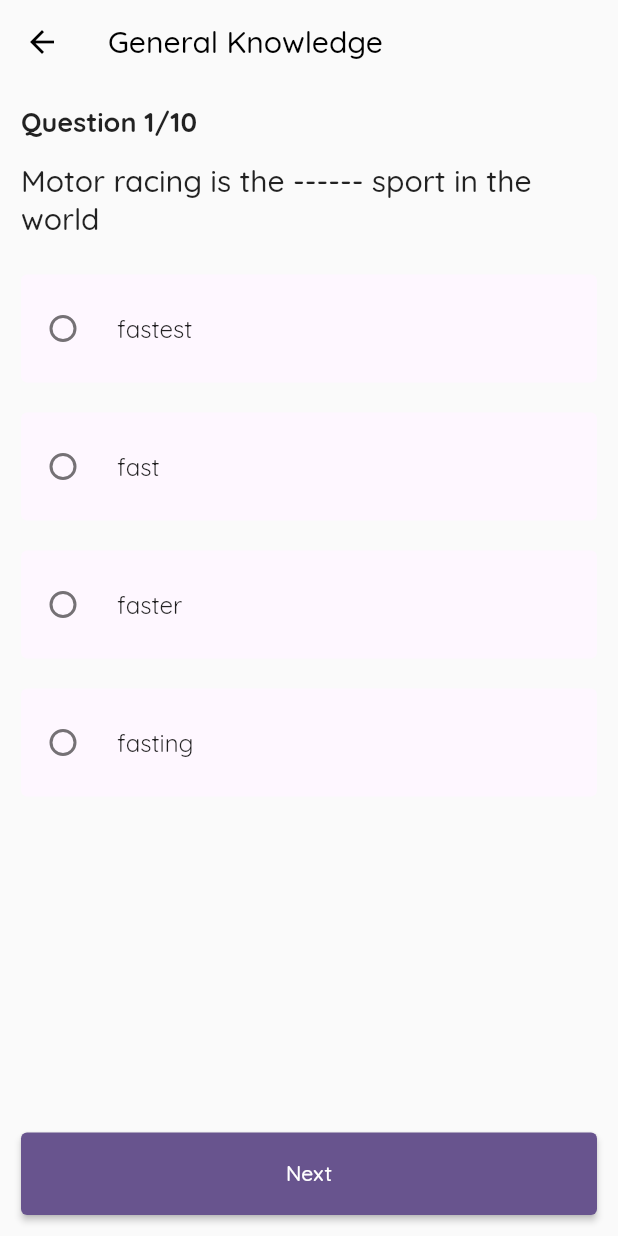
After one commit to jeronasiedu/quiz_app_ui, a Flutter app: the screen it shows after launch, after a tap on "General Knowledge", on a phone screen of 412 x 824 dp. The commit adds this screen. Run offline on Flutter 3.47's test engine with Material 2 defaults, Android fonts, the phone set to English and light mode, and no system bars; our stand-ins replace google_fonts, ionicons.

Commit message:
add questions page

```diff
--- /dev/null
+++ b/lib/models/question_model.dart
@@ -0,0 +1,121 @@
+// ignore_for_file: public_member_api_docs, sort_constructors_first
+class QuestionModel {
+  final String question;
+  final String answer;
+  final List<String> options;
+  final bool hasAnswered;
+  String userAnswer;
+  QuestionModel({
+    required this.question,
+    required this.answer,
+    required this.options,
+    this.hasAnswered = false,
+    this.userAnswer = "",
+  });
+
+  // check if the answer is correct
+  bool isCorrect(String answer) => this.answer == answer;
+}
+
+List<QuestionModel> sampleQuestions = [
+  QuestionModel(
+    question: "Motor racing is the ------ sport in the world",
+    answer: "fastest",
+    options: [
+      "fastest",
+      "fast",
+      "faster",
+      "fasting",
+    ],
+  ),
+  QuestionModel(
+    question: "The ------ is the largest planet in the solar system",
+    answer: "Jupiter",
+    options: [
+      "Jupiter",
+      "Saturn",
+      "Earth",
+      "Mars",
+    ],
+  ),
+  QuestionModel(
+    question: "The ------ is the largest country in the world",
+    answer: "Russia",
+    options: [
+      "Russia",
+      "China",
+      "USA",
+      "Canada",
+    ],
+  ),
+  QuestionModel(
+    question: "The ------ is the largest ocean in the world",
+    answer: "Pacific",
+    options: [
+      "Pacific",
+      "Atlantic",
+      "Indian",
+      "Arctic",
+    ],
+  ),
+  QuestionModel(
+    question: "The ------ is the largest continent in the world",
+    answer: "Asia",
+    options: [
+      "Asia",
+      "Africa",
+      "Europe",
+      "North America",
+    ],
+  ),
+  QuestionModel(
+    question: "The ------ is the largest river in the world",
+    answer: "Amazon",
+    options: [
+      "Amazon",
+      "Nile",
+      "Yangtze",
+      "Mississippi",
+    ],
+  ),
+  QuestionModel(
+    question: "The ------ is the largest lake in the world",
+    answer: "Caspian",
+    options: [
+      "Caspian",
+      "Superior",
+      "Victoria",
+      "Huron",
+    ],
+  ),
+  QuestionModel(
+    question: "The ------ is the largest mountain in the world",
+    answer: "Mount Everest",
+    options: [
+      "Mount Everest",
+      "K2",
+      "Kangchenjunga",
+      "Lhotse",
+    ],
+  ),
+  QuestionModel(
+    question: "The ------ is the largest desert in the world",
+    answer: "Sahara",
+    options: [
+      "Sahara",
+      "Gobi",
+      "Kalahari",
+      "Thar",
+    ],
+  ),
+  QuestionModel(
+    question: "The ------ is the largest island in the world",
+    answer: "Greenland",
+    options: [
+      "Greenland",
+      "New Guinea",
+      "Borneo",
+      "Madagascar",
+    ],
+  ),
+];
--- a/lib/models/recent_quiz_model.dart
+++ b/lib/models/recent_quiz_model.dart
@@ -1,17 +1,20 @@
 // ignore_for_file: public_member_api_docs, sort_constructors_first
 import 'package:flutter/cupertino.dart';
 import 'package:ionicons/ionicons.dart';
+import 'package:quiz_ui/models/question_model.dart';
 
 class RecentQuizModel {
   final String name;
   final IconData icon;
   final int totalQuestions;
   final int answeredQuestions;
+  final List<QuestionModel> questions;
   RecentQuizModel({
     required this.name,
     required this.icon,
     required this.totalQuestions,
     required this.answeredQuestions,
+    required this.questions,
   });
 }
 
@@ -21,89 +24,104 @@ List<RecentQuizModel> recentQuizzes = [
     icon: CupertinoIcons.globe,
     totalQuestions: 10,
     answeredQuestions: 10,
+    questions: sampleQuestions,
   ),
   RecentQuizModel(
     name: "Sports",
     icon: CupertinoIcons.sportscourt,
     totalQuestions: 10,
     answeredQuestions: 10,
+    questions: sampleQuestions,
   ),
   RecentQuizModel(
     name: "Science",
     icon: CupertinoIcons.flame,
     totalQuestions: 10,
     answeredQuestions: 10,
+    questions: sampleQuestions,
   ),
   RecentQuizModel(
     name: "History",
     icon: CupertinoIcons.clock,
     totalQuestions: 10,
     answeredQuestions: 10,
+    questions: sampleQuestions,
   ),
   RecentQuizModel(
     name: "Geography",
     icon: CupertinoIcons.location,
     totalQuestions: 10,
     answeredQuestions: 10,
+    questions: sampleQuestions,
   ),
   RecentQuizModel(
     name: "Politics",
     icon: CupertinoIcons.flag,
     totalQuestions: 10,
     answeredQuestions: 10,
+    questions: sampleQuestions,
   ),
   RecentQuizModel(
     name: "Art",
     icon: CupertinoIcons.paintbrush,
     totalQuestions: 10,
     answeredQuestions: 10,
+    questions: sampleQuestions,
   ),
   RecentQuizModel(
     name: "Celebrities",
     icon: CupertinoIcons.star_circle,
     totalQuestions: 10,
     answeredQuestions: 10,
+    questions: sampleQuestions,
   ),
   RecentQuizModel(
     name: "Animals",
     icon: CupertinoIcons.paw_solid,
     totalQuestions: 10,
     answeredQuestions: 10,
+    questions: sampleQuestions,
   ),
   RecentQuizModel(
     name: "Vehicles",
     icon: CupertinoIcons.car,
     totalQuestions: 10,
     answeredQuestions: 10,
+    questions: sampleQuestions,
   ),
   RecentQuizModel(
     name: "Entertainment",
     icon: CupertinoIcons.tv,
     totalQuestions: 10,
     answeredQuestions: 10,
+    questions: sampleQuestions,
   ),
   RecentQuizModel(
     name: "Music",
     icon: CupertinoIcons.music_note,
     totalQuestions: 10,
     answeredQuestions: 10,
+    questions: sampleQuestions,
   ),
   RecentQuizModel(
     name: "Mythology",
     icon: CupertinoIcons.leaf_arrow_circlepath,
     totalQuestions: 10,
     answeredQuestions: 10,
+    questions: sampleQuestions,
   ),
   RecentQuizModel(
     name: "Computers",
     icon: CupertinoIcons.desktopcomputer,
     totalQuestions: 10,
     answeredQuestions: 10,
+    questions: sampleQuestions,
   ),
   RecentQuizModel(
     name: "Mathematics",
     icon: Ionicons.calculator_outline,
     totalQuestions: 10,
     answeredQuestions: 10,
+    questions: sampleQuestions,
   ),
 ];
--- /dev/null
+++ b/lib/pages/question_page.dart
@@ -0,0 +1,133 @@
+// ignore_for_file: public_member_api_docs, sort_constructors_first
+import 'package:flutter/material.dart';
+import 'package:quiz_ui/models/question_model.dart';
+
+class QuestionPage extends StatefulWidget {
+  const QuestionPage({
+    Key? key,
+    required this.title,
+  }) : super(key: key);
+
+  @override
+  State<QuestionPage> createState() => _QuestionPageState();
+  final String title;
+}
+
+class _QuestionPageState extends State<QuestionPage> {
+  int currentQuestion = 0;
+  final PageController _pageController = PageController();
+
+  @override
+  Widget build(BuildContext context) {
+    return Scaffold(
+      appBar: AppBar(
+        title: Text(widget.title),
+        elevation: 0,
+        backgroundColor: Colors.transparent,
+        foregroundColor: Colors.black,
+      ),
+      body: Padding(
+        padding: const EdgeInsets.all(14),
+        child: Column(
+          crossAxisAlignment: CrossAxisAlignment.start,
+          children: [
+            Text(
+              "Question ${currentQuestion + 1}/${sampleQuestions.length}",
+              style: const TextStyle(
+                fontSize: 18,
+                fontWeight: FontWeight.bold,
+              ),
+            ),
+            const SizedBox(height: 15),
+            Expanded(
+              child: PageView.builder(
+                controller: _pageController,
+                itemCount: sampleQuestions.length,
+                physics: const BouncingScrollPhysics(),
+                onPageChanged: (index) {
+                  setState(() {
+                    currentQuestion = index;
+                  });
+                },
+                itemBuilder: (context, index) {
+                  final question = sampleQuestions[index];
+                  return ListView(
+                    physics: const BouncingScrollPhysics(),
+                    children: [
+                      Text(
+                        sampleQuestions[index].question,
+                        style: Theme.of(context).textTheme.headline6,
+                      ),
+                      const SizedBox(height: 25),
+                      ...List.generate(
+                        question.options.length,
+                        (optionIndex) {
+                          return Padding(
+                            padding: const EdgeInsets.only(bottom: 20),
+                            child: RadioListTile(
+                              shape: const RoundedRectangleBorder(
+                                  borderRadius:
+                                      BorderRadius.all(Radius.circular(4))),
+                              contentPadding: const EdgeInsets.symmetric(
+                                vertical: 8.0,
+                                horizontal: 8.0,
+                              ),
+                              selectedTileColor: Theme.of(context)
+                                  .colorScheme
+                                  .primaryContainer,
+                              tileColor:
+                                  Theme.of(context).colorScheme.background,
+                              title: Text(
+                                question.options[optionIndex],
+                              ),
+                              selected: question.userAnswer ==
+                                  question.options[optionIndex],
+                              value: question.options[optionIndex],
+                              activeColor: Theme.of(context)
+                                  .colorScheme
+                                  .onPrimaryContainer,
+                              groupValue: question.userAnswer,
+                              onChanged: (value) {
+                                setState(() {
+                                  sampleQuestions[index].userAnswer =
+                                      value.toString();
+                                });
+                              },
+                            ),
+                          );
+                        },
+                      )
+                    ],
+                  );
+                },
+              ),
+            ),
+            const SizedBox(height: 20),
+            SizedBox(
+              width: double.maxFinite,
+              height: 55,
+              child: ElevatedButton(
+                onPressed: () {
+                  if (currentQuestion < sampleQuestions.length - 1) {
+                    setState(() {
+                      _pageController.nextPage(
+                        duration: const Duration(milliseconds: 300),
+                        curve: Curves.easeIn,
+                      );
+                      currentQuestion++;
+                    });
+                  }
+                },
+                child: Text(
+                  currentQuestion < sampleQuestions.length - 1
+                      ? "Next"
+                      : "Submit",
+                ),
+              ),
+            )
+          ],
+        ),
+      ),
+    );
+  }
+}
--- a/lib/widgets/recent_quiz.dart
+++ b/lib/widgets/recent_quiz.dart
@@ -1,7 +1,9 @@
 // ignore_for_file: public_member_api_docs, sort_constructors_first
+import 'package:flutter/cupertino.dart';
 import 'package:flutter/material.dart';
 import 'package:ionicons/ionicons.dart';
 import 'package:quiz_ui/models/recent_quiz_model.dart';
+import 'package:quiz_ui/pages/question_page.dart';
 
 class RecentQuiz extends StatelessWidget {
   const RecentQuiz({
@@ -16,7 +18,16 @@ class RecentQuiz extends StatelessWidget {
       shadowColor: Colors.black26,
       child: ListTile(
         contentPadding: const EdgeInsets.all(15),
-        onTap: () {},
+        onTap: () {
+          Navigator.push(
+            context,
+            CupertinoPageRoute(
+              builder: (context) => QuestionPage(
+                title: recentQuizModel.name,
+              ),
+            ),
+          );
+        },
         // make leading a custom widget with a background and icon inside
         leading: Container(
           width: 50,
```
